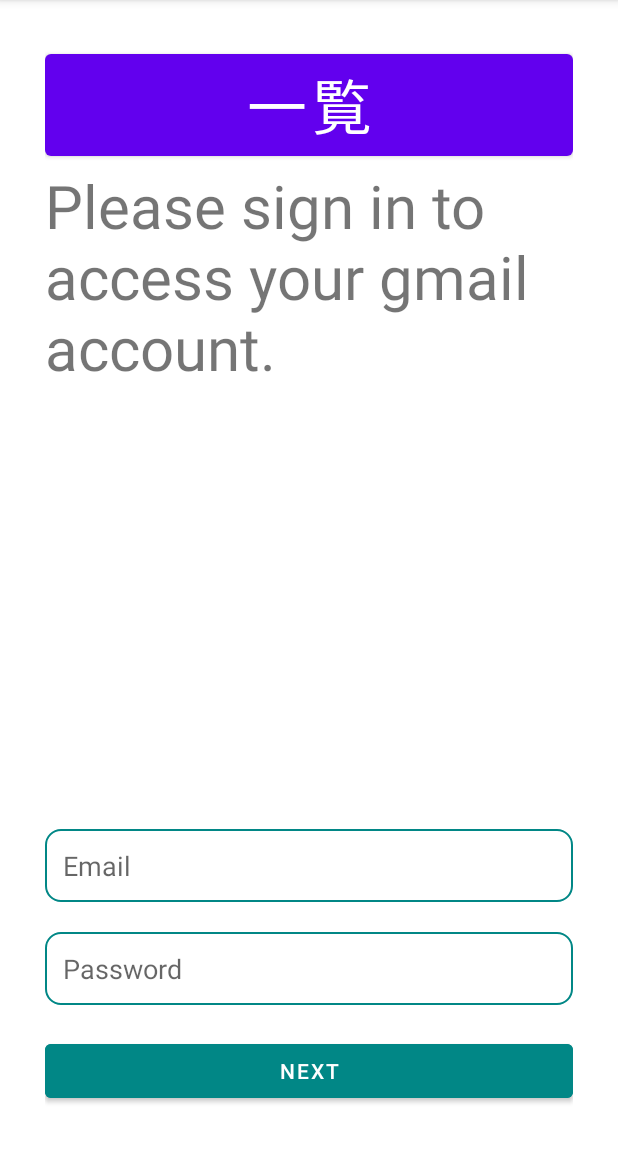
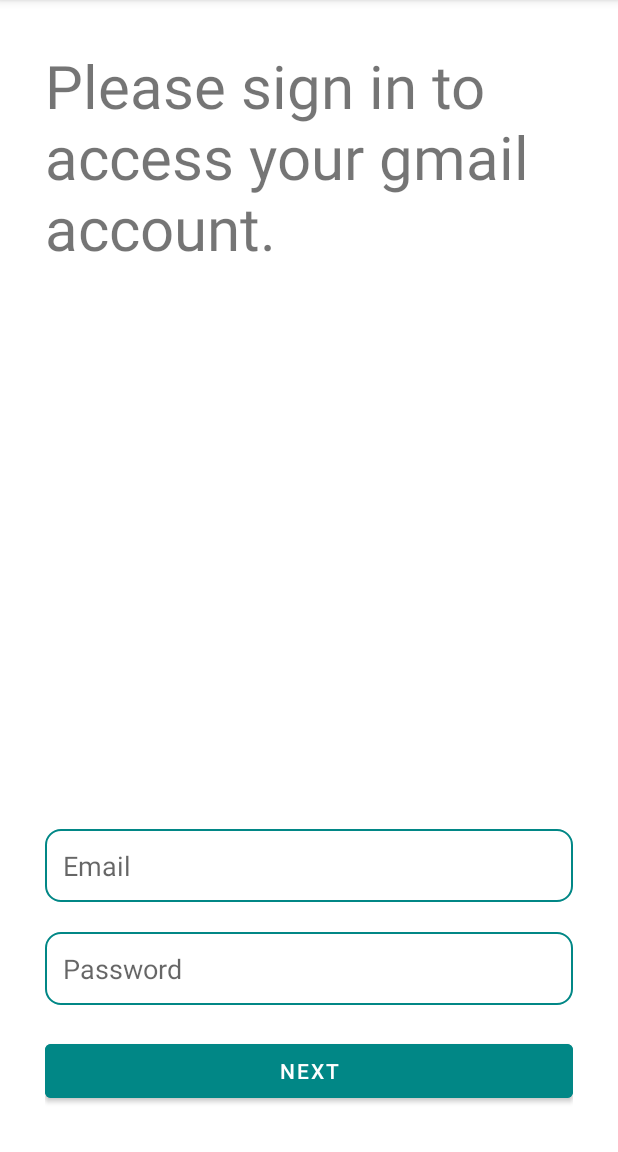
Before and after one commit to rahaue/GmailTemplate, an Android app: the screen it shows after launch (MainActivity), on a phone screen of 412 x 824 dp, the part 84-1236 px from its top. Run offline under Robolectric (Android 15) with nearby library versions, the phone set to English and light mode, and no system bars.

Commit message:
ちゃんとしたまーじ

```diff
--- a/app/src/main/res/layout/activity_main.xml
+++ b/app/src/main/res/layout/activity_main.xml
@@ -8,14 +8,6 @@
     android:orientation="vertical"
     android:padding="30dp"
     android:gravity="center">
-
-    <Button
-        android:layout_width="match_parent"
-        android:layout_height="wrap_content"
-        android:text="一覧"
-        android:textSize="40sp"
-        android:id="@+id/template"
-        />
 
     <TextView
         android:layout_width="match_parent"
--- a/app/src/main/res/layout/dialog_update.xml
+++ b/app/src/main/res/layout/dialog_update.xml
@@ -20,6 +20,7 @@
         android:layout_height="wrap_content"
         android:id="@+id/bt_update"
         android:text="Update"
+        android:backgroundTint="@color/design_default_color_error"
         android:layout_marginTop="8dp"/>
 
 </LinearLayout>
--- a/app/src/main/res/layout/list_row_main.xml
+++ b/app/src/main/res/layout/list_row_main.xml
@@ -8,7 +8,7 @@
 
     <!-- LinearLayout クリック -->
     <LinearLayout
-        android:id="@+id/color_changed"
+        android:id="@+id/container"
         android:layout_width="match_parent"
         android:layout_height="wrap_content"
         android:orientation="horizontal"
```
Also changed, not shown: app/src/main/java/com/cmtaro/app/karigmailapi/EmailActivity.java (+5 -3 lines), app/src/main/java/com/cmtaro/app/karigmailapi/MainActivity.java (+6 -10 lines), app/src/main/java/com/cmtaro/app/karigmailapi/MainAdapter.java (+15 -1 lines).
